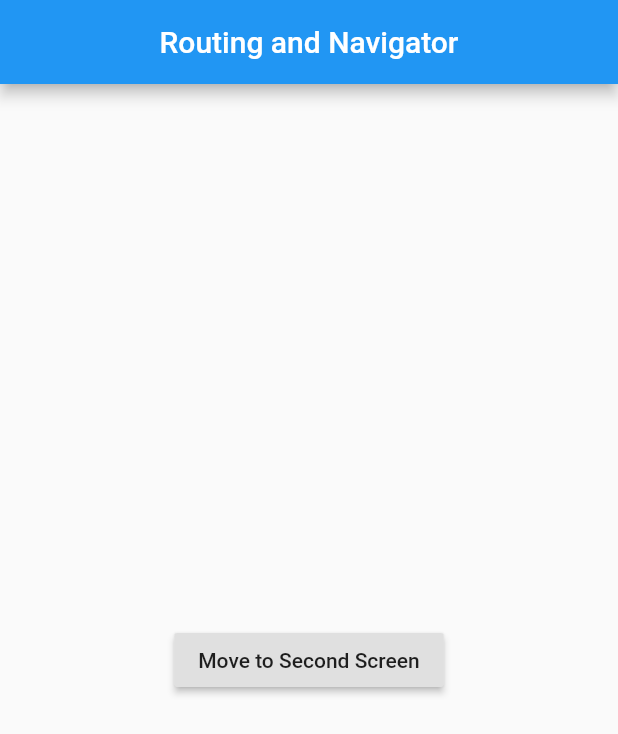
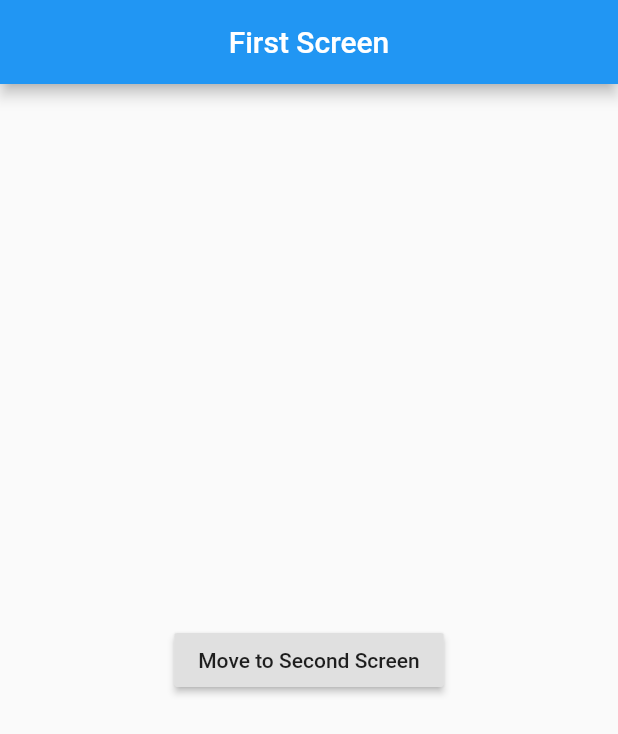
Before and after one commit to ziqq/flutter_weather_app, a Flutter app: the screen it shows after launch, on a phone screen of 412 x 824 dp. Shown: the top 734 px of the screen. Run offline on Flutter 3.47's test engine with Material 2 defaults, Android fonts, the phone set to English and light mode, and no system bars.

Commit message:
lern route

```diff
--- /dev/null
+++ b/lib/projects/router/models/User.dart
@@ -0,0 +1,6 @@
+class User {
+  final String name;
+  final int age;
+
+  User({this.name, this.age});
+}
--- a/lib/projects/router/router.dart
+++ b/lib/projects/router/router.dart
@@ -1,17 +1,25 @@
 import 'package:flutter/material.dart';
+import 'package:test_flutter/projects/router/models/User.dart';
 import 'package:test_flutter/projects/router/screens/first_screen.dart';
+import 'package:test_flutter/projects/router/screens/second_screen.dart';
 
 class RouterApp extends StatelessWidget {
   @override
   Widget build(BuildContext context) {
     return MaterialApp(
-      home: Scaffold(
-        appBar: AppBar(
-          title: Text('Routing and Navigator'),
-          centerTitle: true,
-        ),
-        body: FirstScreen(),
-      ),
+      home: FirstScreen(),
+      onGenerateRoute: (settings) {
+        switch (settings.name) {
+          case '/':
+            return MaterialPageRoute(builder: (context) => FirstScreen());
+            break;
+          case '/second':
+            User user = settings.arguments;
+            return MaterialPageRoute(
+                builder: (context) => SecondScreen(user: user));
+            break;
+        }
+      },
     );
   }
 }
--- a/lib/projects/router/screens/first_screen.dart
+++ b/lib/projects/router/screens/first_screen.dart
@@ -1,16 +1,25 @@
 import 'package:flutter/material.dart';
+import 'package:test_flutter/projects/router/models/User.dart';
 import 'package:test_flutter/projects/router/screens/second_screen.dart';
 
 class FirstScreen extends StatelessWidget {
   @override
   Widget build(BuildContext context) {
-    return Center(
-      child: RaisedButton(
-        onPressed: () {
-          Route route = MaterialPageRoute(builder: (context) => SecondScreen());
-          Navigator.push(context, route);
-        },
-        child: Text('Move to Second Screen'),
+    return MaterialApp(
+      home: Scaffold(
+        appBar: AppBar(
+          title: Text('First Screen'),
+          centerTitle: true,
+        ),
+        body: Center(
+          child: RaisedButton(
+            onPressed: () {
+              User user = User(name: 'Konstantin', age: 34);
+              Navigator.pushNamed(context, 'second', arguments: user);
+            },
+            child: Text('Move to Second Screen'),
+          ),
+        ),
       ),
     );
   }
--- a/lib/projects/router/screens/second_screen.dart
+++ b/lib/projects/router/screens/second_screen.dart
@@ -1,12 +1,17 @@
 import 'package:flutter/material.dart';
+import 'package:test_flutter/projects/router/models/User.dart';
 
 class SecondScreen extends StatelessWidget {
+  final User user;
+
+  SecondScreen({this.user});
+
   @override
   Widget build(BuildContext context) {
     return MaterialApp(
       home: Scaffold(
         appBar: AppBar(
-          title: Text('Second Screen'),
+          title: Text('${this.user.name} - ${this.user.age}'),
           centerTitle: true,
         ),
         body: Center(
```
